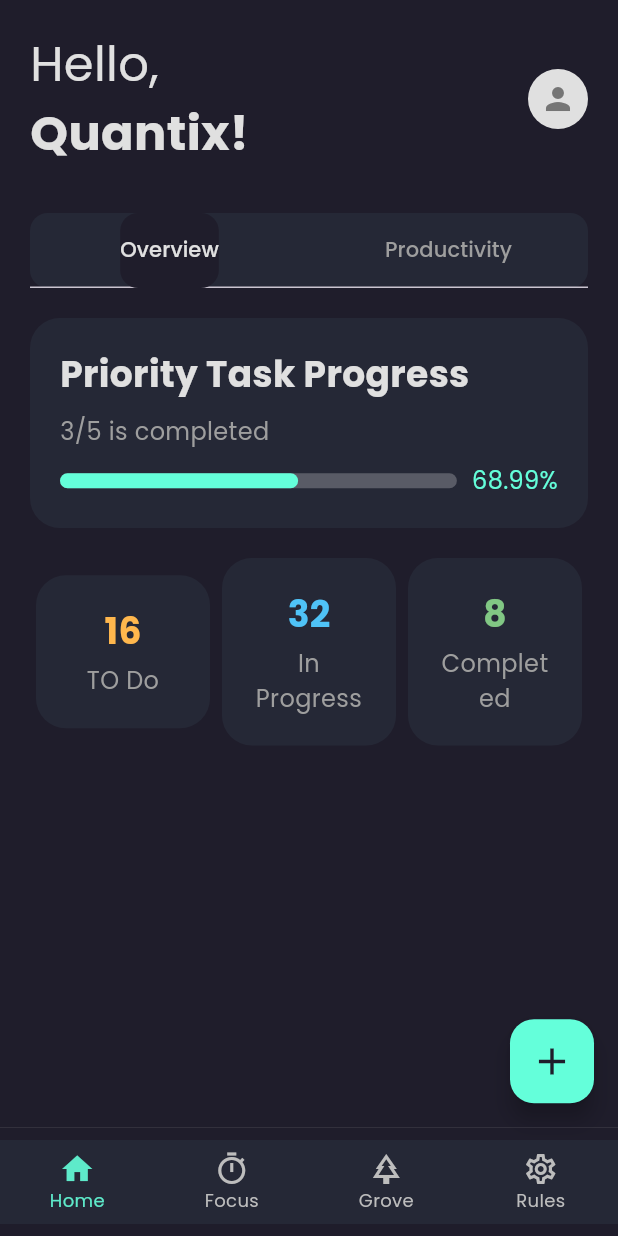
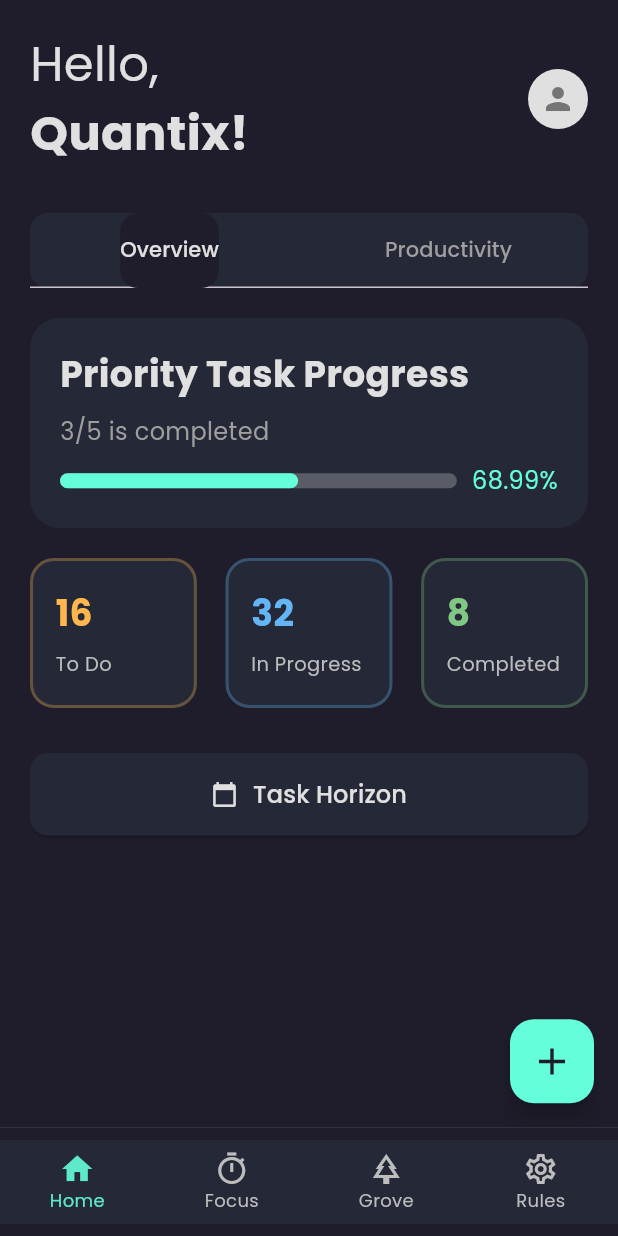
Before and after one commit to KeshKunal/Geode, a Flutter app: the screen it shows after launch, on a phone screen of 412 x 824 dp. Run offline on Flutter 3.47's test engine with Material 3 defaults, Android fonts, the phone set to English and light mode, and no system bars; our stand-ins replace fl_chart, percent_indicator, shared_preferences; missing offline and left inert: android_alarm_manager_plus; network calls fail; statements that could not run were skipped.

Commit message:
feat: Add AddTask and TaskHorizon widgets, integrate task management functionality, enhance Dashboard UI with new task summary card design

```diff
--- a/lib/main.dart
+++ b/lib/main.dart
@@ -5,6 +5,8 @@ import 'package:geode/services/blocker_provider.dart';
 import 'package:geode/services/grove_provider.dart';
 import 'package:provider/provider.dart';
 import 'services/blocker_service.dart';
+import 'models/task.dart';
+import 'providers/task_manager.dart';
 import 'app.dart';
 
 // @pragma('vm:entry-point')
@@ -26,6 +28,7 @@ void main() async {
   runApp(
     MultiProvider(
       providers: [
+        ChangeNotifierProvider(create: (_) => TaskManager()),
         ChangeNotifierProvider(create: (_) => BlockerProvider()),
         ChangeNotifierProvider(create: (_) => GroveProvider()),
       ],
--- a/lib/screens/dashboard/dashboard.dart
+++ b/lib/screens/dashboard/dashboard.dart
@@ -6,8 +6,10 @@ import 'package:geode/screens/dashboard/widgets/daily_goal.dart';
 import 'package:geode/screens/dashboard/widgets/header.dart';
 import 'package:geode/screens/dashboard/widgets/priority_task.dart';
 import 'package:geode/screens/dashboard/widgets/productivity_chart.dart';
+import 'package:geode/screens/dashboard/widgets/task_horizon.dart';
 import 'package:geode/screens/dashboard/widgets/task_summary_card.dart';
 import 'package:geode/screens/dashboard/widgets/bottom_nav_bar.dart';
+import 'package:geode/screens/dashboard/widgets/add_task.dart';
 
 class Dashboard extends StatefulWidget {
   const Dashboard({super.key});
@@ -60,11 +62,12 @@ class _DashboardScreenState extends State<Dashboard>
       ),
       floatingActionButton: FloatingActionButton(
         onPressed: () {
-          ScaffoldMessenger.of(context).showSnackBar(
-            const SnackBar(
-              content: Text("Add New Task Tapped!"),
-              duration: Duration(seconds: 1),
-            ),
+          showModalBottomSheet(
+            context: context,
+            isScrollControlled:
+                true, // Allows the sheet to be taller than half the screen
+            backgroundColor: Colors.transparent,
+            builder: (context) => const AddTask(),
           );
         },
         backgroundColor: AppColors.highlight,
@@ -119,13 +122,13 @@ class _DashboardScreenState extends State<Dashboard>
           children: [
             TaskSummaryCard(
               count: "16",
-              label: "TO Do",
+              label: "To Do",
               color: Colors.orange.shade300,
             ),
             TaskSummaryCard(
               count: "32",
               label: "In Progress",
-              color: Colors.lightBlue.shade300,
+              color: Colors.blue.shade300,
             ),
             TaskSummaryCard(
               count: "8",
@@ -133,6 +136,34 @@ class _DashboardScreenState extends State<Dashboard>
               color: Colors.green.shade300,
             ),
           ],
+        ),
+        const SizedBox(height: 30),
+        ElevatedButton(
+          style: ElevatedButton.styleFrom(
+            backgroundColor: AppColors.darkGrey,
+            padding: const EdgeInsets.symmetric(vertical: 16),
+            shape: RoundedRectangleBorder(
+              borderRadius: BorderRadius.circular(12),
+            ),
+          ),
+          onPressed: () {
+            Navigator.push(
+              context,
+              MaterialPageRoute(
+                  builder: (context) => const TaskHorizonScreen()),
+            );
+          },
+          child: const Row(
+            mainAxisAlignment: MainAxisAlignment.center,
+            children: [
+              Icon(Icons.calendar_today, color: AppColors.secondaryAccent),
+              SizedBox(width: 10),
+              Text(
+                "Task Horizon",
+                style: AppTextStyles.body,
+              ),
+            ],
+          ),
         ),
       ],
     );
--- a/lib/screens/dashboard/widgets/task_summary_card.dart
+++ b/lib/screens/dashboard/widgets/task_summary_card.dart
@@ -8,36 +8,56 @@ class TaskSummaryCard extends StatelessWidget {
   final Color color;
 
   const TaskSummaryCard({
-    super.key,
     required this.count,
     required this.label,
     required this.color,
+    super.key,
   });
 
   @override
   Widget build(BuildContext context) {
-    return Expanded(
-      child: Container(
-        margin: const EdgeInsets.symmetric(horizontal: 4),
-        padding: const EdgeInsets.all(20),
+    return Container(
+      width: MediaQuery.of(context).size.width * 0.27,
+      height: 100,
+      padding: const EdgeInsets.all(15),
       decoration: BoxDecoration(
         color: AppColors.darkGrey,
-          borderRadius: BorderRadius.circular(20),
+        borderRadius: BorderRadius.circular(16),
+        border: Border.all(color: color.withOpacity(0.3), width: 2),
       ),
       child: Column(
+        mainAxisAlignment: MainAxisAlignment.center,
+        crossAxisAlignment: CrossAxisAlignment.start,
         children: [
           Text(
             count,
-              style: AppTextStyles.subheading.copyWith(color: color),
+            style: TextStyle(
+              fontSize: 24,
+              fontWeight: FontWeight.bold,
+              color: color,
             ),
-            const SizedBox(height: 5),
-            Text(
+          ),
+          const SizedBox(height: 8),
+          SizedBox(
+            height: 20, // Fixed height for text container
+            child: Text(
               label,
-              style: AppTextStyles.body_grey,
-              textAlign: TextAlign.center,
+              style: AppTextStyles.body.copyWith(
+                color: Colors.grey[400],
+                fontSize: 13,
               ),
+              maxLines: 1, // Ensure single line
+              overflow: TextOverflow.ellipsis, // Handle long text
+            ),
+          ),
+          // const SizedBox(height: 8),
+          // LinearProgressIndicator(
+          //   value: double.parse(count) / 100,
+          //   backgroundColor: color.withOpacity(0.2),
+          //   valueColor: AlwaysStoppedAnimation<Color>(color),
+          //   borderRadius: BorderRadius.circular(4),
+          // ),
         ],
-        ),
       ),
     );
   }
```
Also changed, not shown: lib/screens/dashboard/widgets/add_task.dart (added, +168 -0 lines), lib/screens/dashboard/widgets/task_horizon.dart (added, +29 -0 lines). Lines whose indentation alone changed are shown as unchanged.
